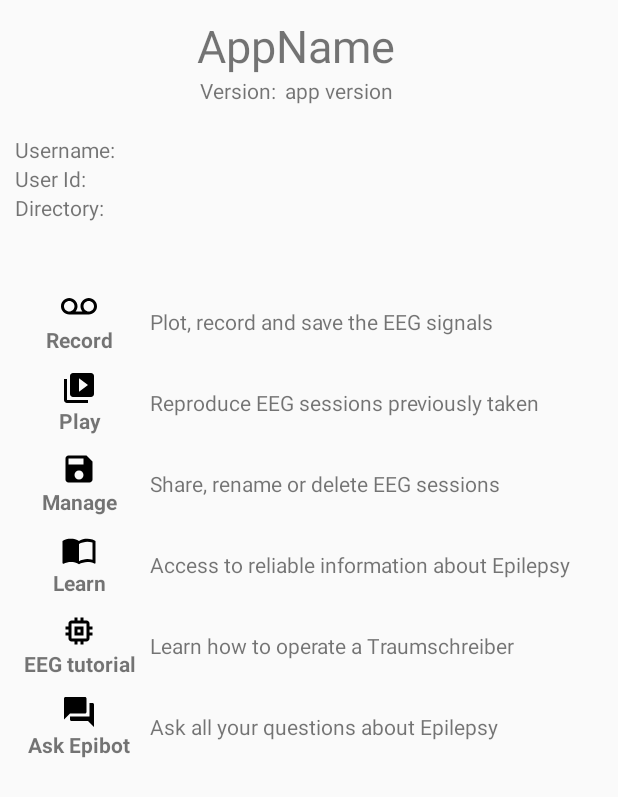
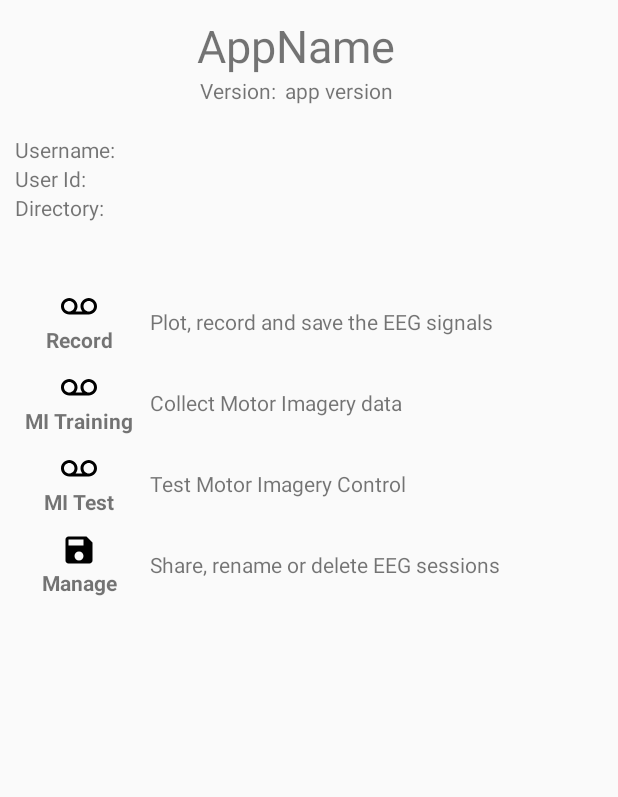
Before and after one commit to denizmgun/DreamMachineThesisMod, an Android app: the layout content_main.xml on its own in the app's theme, with its tools: preview values and no code run, on a phone screen of 412 x 824 dp. Shown: the top 797 px of the screen. Run offline under Robolectric (Android 15) with nearby library versions, the phone set to English and light mode, and no system bars.

Commit message:
new main menu layout items

```diff
--- a/app/src/main/res/layout/content_main.xml
+++ b/app/src/main/res/layout/content_main.xml
@@ -181,30 +181,30 @@
                 </TableRow>
 
                 <TableRow
-                    android:id="@+id/tableRowDisplay"
+                    android:id="@+id/tableRowMITraining"
                     android:layout_width="match_parent"
-                    android:layout_height="wrap_content"
+                    android:layout_height="match_parent"
                     android:gravity="center"
                     android:padding="5dp">
 
                     <LinearLayout
                         android:layout_width="match_parent"
                         android:layout_height="wrap_content"
+                        android:gravity="center"
                         android:orientation="vertical">
 
                         <ImageView
                             android:layout_width="match_parent"
                             android:layout_height="match_parent"
                             android:layout_gravity="center"
-                            app:srcCompat="@drawable/ic_video_library_black_24dp" />
+                            app:srcCompat="@drawable/ic_voicemail_black_24dp" />
 
                         <TextView
                             android:layout_width="match_parent"
                             android:layout_height="wrap_content"
                             android:layout_weight="1"
                             android:gravity="center"
-                            android:text="@string/activity_name_play"
-                            android:textAlignment="center"
+                            android:text="MI Training"
                             android:textStyle="bold" />
                     </LinearLayout>
 
@@ -216,8 +216,51 @@
                         android:layout_width="match_parent"
                         android:layout_height="wrap_content"
                         android:layout_weight="1"
+                        android:gravity="end"
+                        android:text="Collect Motor Imagery data"
+                        android:textAlignment="viewStart"
+                        android:visibility="visible" />
+
+                </TableRow>
+
+                <TableRow
+                    android:id="@+id/tableRowMITest"
+                    android:layout_width="match_parent"
+                    android:layout_height="match_parent"
+                    android:gravity="center"
+                    android:padding="5dp">
+
+                    <LinearLayout
+                        android:layout_width="match_parent"
+                        android:layout_height="wrap_content"
                         android:gravity="center"
-                        android:text="@string/activity_description_play"
+                        android:orientation="vertical">
+
+                        <ImageView
+                            android:layout_width="match_parent"
+                            android:layout_height="match_parent"
+                            android:layout_gravity="center"
+                            app:srcCompat="@drawable/ic_voicemail_black_24dp" />
+
+                        <TextView
+                            android:layout_width="match_parent"
+                            android:layout_height="wrap_content"
+                            android:layout_weight="1"
+                            android:gravity="center"
+                            android:text="MI Test"
+                            android:textStyle="bold" />
+                    </LinearLayout>
+
+                    <Space
+                        android:layout_width="10dp"
+                        android:layout_height="match_parent" />
+
+                    <TextView
+                        android:layout_width="match_parent"
+                        android:layout_height="wrap_content"
+                        android:layout_weight="1"
+                        android:gravity="end"
+                        android:text="Test Motor Imagery Control"
                         android:textAlignment="viewStart"
                         android:visibility="visible" />
 
@@ -266,13 +309,58 @@
 
                 </TableRow>
 
+                <TableRow
+                    android:id="@+id/tableRowDisplay"
+                    android:layout_width="match_parent"
+                    android:layout_height="wrap_content"
+
+                    android:gravity=""
+                    android:padding="5dp"
+                    android:visibility="invisible">
+
+                    <LinearLayout
+                        android:layout_width="match_parent"
+                        android:layout_height="wrap_content"
+                        android:orientation="vertical">
+
+                        <ImageView
+                            android:layout_width="match_parent"
+                            android:layout_height="match_parent"
+                            android:layout_gravity="center"
+                            app:srcCompat="@drawable/ic_video_library_black_24dp" />
+
+                        <TextView
+                            android:layout_width="match_parent"
+                            android:layout_height="wrap_content"
+                            android:layout_weight="0"
+                            android:gravity="center"
+                            android:text="@string/activity_name_play"
+                            android:textAlignment="center"
+                            android:textStyle="bold" />
+                    </LinearLayout>
+
+                    <Space
+                        android:layout_width="10dp"
+                        android:layout_height="match_parent" />
+
+                    <TextView
+                        android:layout_width="match_parent"
+                        android:layout_height="wrap_content"
+                        android:layout_weight="1"
+                        android:gravity="center"
+                        android:text="@string/activity_description_play"
+                        android:textAlignment="viewStart"
+                        android:visibility="visible" />
+
+                </TableRow>
 
                 <TableRow
                     android:id="@+id/tableRowLearn"
                     android:layout_width="match_parent"
                     android:layout_height="match_parent"
                     android:gravity="center"
-                    android:padding="5dp">
+                    android:padding="5dp"
+                    android:visibility="invisible">
 
                     <LinearLayout
                         android:layout_width="match_parent"
@@ -315,7 +403,8 @@
                     android:layout_width="match_parent"
                     android:layout_height="match_parent"
                     android:gravity="center"
-                    android:padding="5dp">
+                    android:padding="5dp"
+                    android:visibility="invisible">
 
                     <LinearLayout
                         android:layout_width="match_parent"
@@ -358,7 +447,8 @@
                     android:layout_width="match_parent"
                     android:layout_height="match_parent"
                     android:gravity="center"
-                    android:padding="5dp">
+                    android:padding="5dp"
+                    android:visibility="invisible">
 
                     <LinearLayout
                         android:layout_width="match_parent"
```
